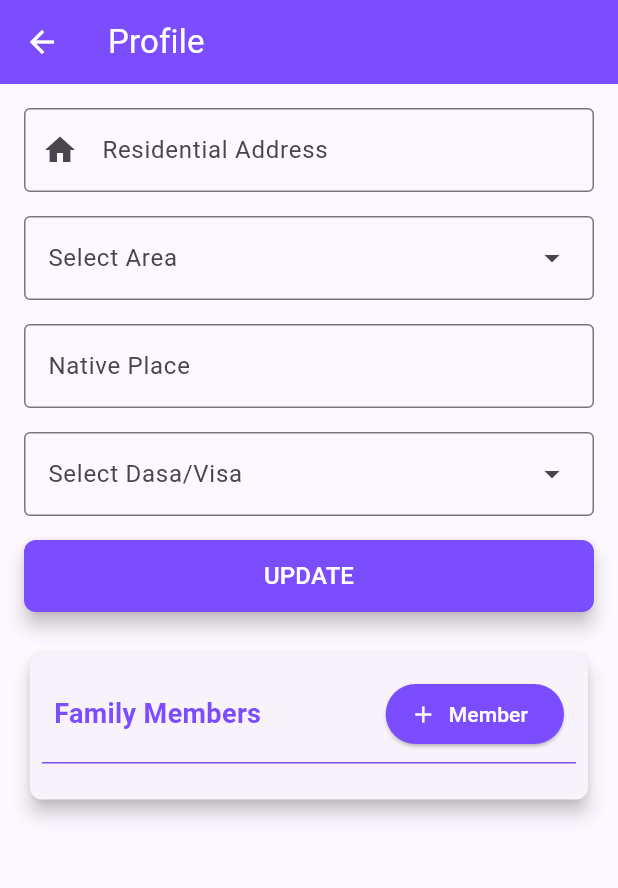
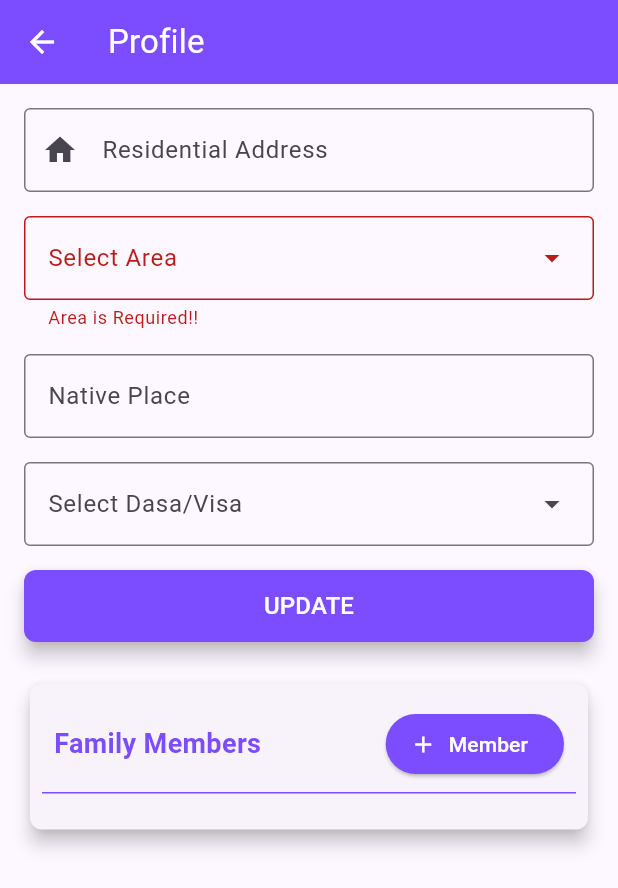
Before and after one commit to jdshah98/Community_App, a Flutter app: the Profile screen opened directly with empty values, after a tap on "UPDATE", on a phone screen of 412 x 824 dp. Shown: the top 888 px of the screen. Run offline on Flutter 3.47's test engine with Material 2 defaults, Android fonts, the light colour scheme and no system bars; our stand-ins replace cloud_firestore, firebase_core, firebase_storage, image_cropper, image_picker, permission_handler and 1 more; missing offline and left inert: mobile_number; accounts and stored records are empty.

Commit message:
Profile Update Feature Done

```diff
--- a/lib/app/screens/features/profile/profile.dart
+++ b/lib/app/screens/features/profile/profile.dart
@@ -27,10 +27,10 @@ class _ProfileState extends State<Profile> {
   @override
   void initState() {
     super.initState();
-    _addressController.text = widget.user.address ?? "";
-    _areaController.text = widget.user.area ?? "";
-    _nativePlaceController.text = widget.user.nativePlace ?? "";
-    _casteTypeController.text = widget.user.casteType ?? "";
+    _addressController.text = widget.user.address;
+    _areaController.text = widget.user.area;
+    _nativePlaceController.text = widget.user.nativePlace;
+    _casteTypeController.text = widget.user.casteType;
   }
 
   @override
@@ -45,10 +45,6 @@ class _ProfileState extends State<Profile> {
         foregroundColor: Colors.white,
       ),
       body: SingleChildScrollView(
-        child: GestureDetector(
-          onTap: () {
-            FocusScope.of(context).unfocus();
-          },
         child: Column(
           mainAxisAlignment: MainAxisAlignment.start,
           children: <Widget>[
@@ -80,6 +76,7 @@ class _ProfileState extends State<Profile> {
                       return DropdownMenuEntry(value: e, label: e);
                     }).toList(),
                     label: const Text("Select Area"),
+                    errorText: _areaError,
                     enableFilter: true,
                     enableSearch: true,
                     requestFocusOnTap: true,
@@ -134,7 +131,11 @@ class _ProfileState extends State<Profile> {
                 child: const Text("UPDATE", style: TextStyle(fontSize: 16)),
               ),
             ),
-              Padding(
+            InkWell(
+              onTap: () {
+                FocusScope.of(context).unfocus();
+              },
+              child: Padding(
                 padding: const EdgeInsets.fromLTRB(16, 16, 16, 8),
                 child: Card(
                   surfaceTintColor: Colors.white,
@@ -272,11 +273,25 @@ class _ProfileState extends State<Profile> {
                   ),
                 ),
               ),
+            ),
           ],
         ),
       ),
-      ),
     );
+  }
+
+  String? get _areaError {
+    final area = _areaController.value.text;
+
+    if (area.isEmpty) {
+      return "Area is Required!!";
+    }
+
+    if (!areaList.contains(area)) {
+      return "Please Select Valid Area!!";
+    }
+
+    return null;
   }
 
   updateUserProfile() async {
@@ -285,12 +300,40 @@ class _ProfileState extends State<Profile> {
     final String nativePlace = _nativePlaceController.value.text;
     final String casteType = _casteTypeController.value.text;
 
+    if (_areaError != null) {
+      return;
+    }
+
     debugPrint(address);
     debugPrint(area);
     debugPrint(nativePlace);
     debugPrint(casteType);
 
-    await UserRepository.updateUser(widget.user.contactNo!, {
+    showDialog(
+      context: context,
+      builder: (context) {
+        return const Dialog(
+          backgroundColor: Colors.white,
+          child: Padding(
+            padding: EdgeInsets.symmetric(vertical: 24, horizontal: 12),
+            child: Column(
+              mainAxisSize: MainAxisSize.min,
+              children: [
+                // The loading indicator
+                CircularProgressIndicator(),
+                SizedBox(
+                  height: 15,
+                ),
+                // Some text
+                Text('Updating...')
+              ],
+            ),
+          ),
+        );
+      },
+    );
+
+    await UserRepository.updateUser(widget.user.contactNo, {
       'Address': address,
       'Area': area,
       'Native_Place': nativePlace,
@@ -303,5 +346,17 @@ class _ProfileState extends State<Profile> {
       widget.user.nativePlace = nativePlace;
       widget.user.casteType = casteType;
     });
+
+    if (!mounted) {
+      return;
+    }
+
+    Navigator.of(context).pop();
+
+    ScaffoldMessenger.of(context).showSnackBar(const SnackBar(
+      backgroundColor: Colors.green,
+      content: Text("Updated Successfully"),
+      duration: Duration(seconds: 1),
+    ));
   }
 }
```
Lines whose indentation alone changed are shown as unchanged.
